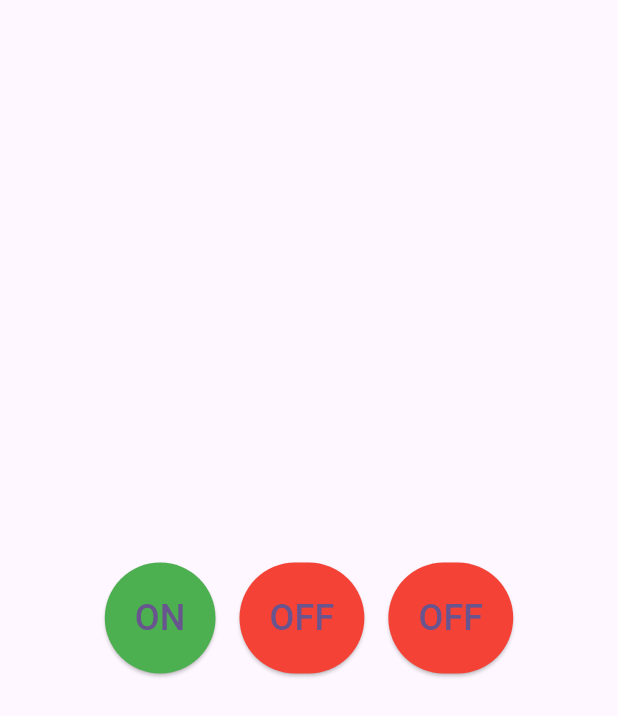
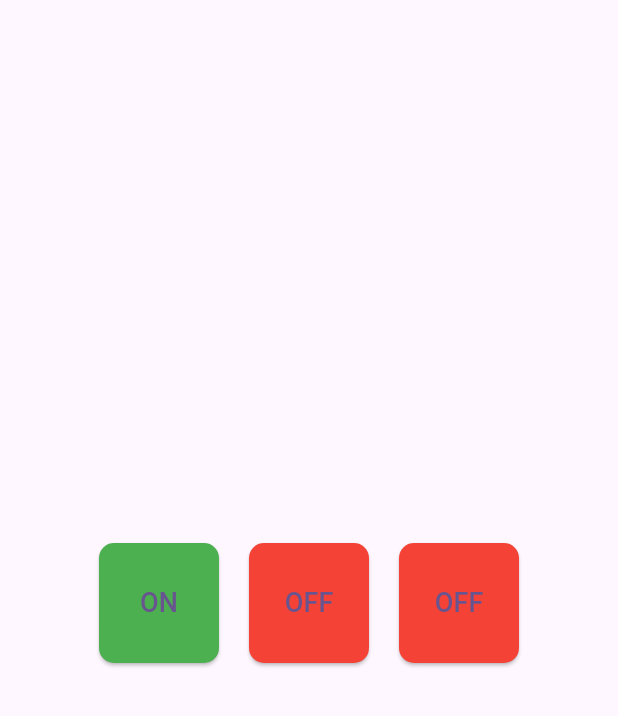
Before and after one commit to quan27102002/openday, a Flutter app: the HomePage screen opened directly, after a tap on "OFF", on a phone screen of 412 x 824 dp. Shown: the top 716 px of the screen. Run offline on Flutter 3.47's test engine with Material 3 defaults, Android fonts, the phone set to English and light mode, and no system bars; our stand-ins replace firebase_core, firebase_database; missing offline and left inert: alan_voice; accounts and stored records are empty; statements that could not run were skipped.

Commit message:
up load new code

```diff
--- a/lib/main.dart
+++ b/lib/main.dart
@@ -24,7 +24,7 @@ class MyApp extends StatelessWidget {
         colorScheme: ColorScheme.fromSeed(seedColor: Colors.deepPurple),
         useMaterial3: true,
       ),
-      home: Infomation(),
+      home: const Infomation(),
     );
   }
 }
--- a/lib/screen/led.dart
+++ b/lib/screen/led.dart
@@ -1,3 +1,4 @@
+import 'package:alan_voice/alan_voice.dart';
 import 'package:flutter/material.dart';
 
 import '../widget/manage_led.dart';
@@ -19,6 +20,37 @@ class HomePage extends StatefulWidget {
 
 class _HomePageState extends State<HomePage> {
   @override
+  void initState() {
+    super.initState();
+    _initAlnan();
+  }
+
+  void _initAlnan() {
+    AlanVoice.addButton(
+        "12ac213e11efe0e0d181b40f0bad9f832e956eca572e1d8b807a3e2338fdd0dc/stage",
+        buttonAlign: AlanVoice.BUTTON_ALIGN_RIGHT);
+    AlanVoice.onCommand.add((command) {
+      debugPrint("got new command ${command.toString()}");
+      switch (command.data['command']) {
+        case "1":
+          print('1');
+          break;
+        case " 2":
+          print('2');
+          break;
+        case "3":
+          print('3');
+          break;
+        case "4":
+          print('4');
+        case "5":
+          break;
+      }
+      // Handle Alan AI commands here
+    });
+  }
+
+  @override
   Widget build(BuildContext context) {
     return Scaffold(
       body: Center(
@@ -26,19 +58,19 @@ class _HomePageState extends State<HomePage> {
           mainAxisSize: MainAxisSize.min,
           children: [
             Padding(
-              padding: const EdgeInsets.all(8.0),
+              padding: const EdgeInsets.all(10.0),
               child: Setting(
                 path: widget.path1,
               ),
             ),
             Padding(
-              padding: const EdgeInsets.all(8.0),
+              padding: const EdgeInsets.all(10.0),
               child: Setting(
                 path: widget.path2,
               ),
             ),
             Padding(
-              padding: const EdgeInsets.all(8.0),
+              padding: const EdgeInsets.all(10.0),
               child: Setting(
                 path: widget.path3,
               ),
--- a/lib/widget/manage_led.dart
+++ b/lib/widget/manage_led.dart
@@ -1,29 +1,32 @@
 import 'package:flutter/material.dart';
 import 'package:firebase_database/firebase_database.dart';
+import 'package:alan_voice/alan_voice.dart';
 
 class Setting extends StatefulWidget {
-  final String path; // Make 'path' final
+  final String path;
+
   const Setting({
     Key? key,
     required this.path,
-  }) : super(key: key); // Fix the constructor
+  }) : super(key: key);
 
   @override
   State<Setting> createState() => _SettingState();
 }
 
 class _SettingState extends State<Setting> {
-  late final DatabaseReference _databaseReference; // Make it late final
-
-  late bool isSwitchOn;
+  late final DatabaseReference _databaseReference;
+  late final DatabaseReference _databaseReference1;
+  final ValueNotifier<int> selectedLevel = ValueNotifier<int>(1);
+  final ValueNotifier<bool> isSwitchOn = ValueNotifier<bool>(false);
 
   @override
   void initState() {
     super.initState();
-    _databaseReference = FirebaseDatabase.instance
-        .reference()
-        .child(widget.path); // Initialize _databaseReference in initState
-    isSwitchOn = false; // Initialize with a default value
+    _databaseReference =
+        FirebaseDatabase.instance.reference().child("${widget.path}/status");
+    _databaseReference1 =
+        FirebaseDatabase.instance.reference().child("${widget.path}/value");
     _setupStream();
   }
 
@@ -31,29 +34,89 @@ class _SettingState extends State<Setting> {
     _databaseReference.onValue.listen((event) {
       final dynamic data = event.snapshot.value;
       if (data != null && data is bool) {
-        setState(() {
-          isSwitchOn = data;
-        });
+        isSwitchOn.value = data;
+      }
+    });
+
+    _databaseReference1.onValue.listen((event) {
+      final dynamic data = event.snapshot.value;
+      if (data != null && data is int) {
+        selectedLevel.value = data;
       }
     });
   }
 
   void _toggleSwitch() {
-    _databaseReference.set(!isSwitchOn); // Toggle the value in Firebase
+    _databaseReference.set(!isSwitchOn.value);
+  }
+
+  void _showLevelDialog() {
+    showDialog(
+      context: context,
+      builder: (BuildContext context) {
+        return AlertDialog(
+          title: Text('Chọn mức'),
+          content: Column(
+            children: [
+              _buildLevelButton(1),
+              _buildLevelButton(2),
+              _buildLevelButton(3),
+              _buildLevelButton(4),
+              _buildLevelButton(5),
+            ],
+          ),
+        );
+      },
+    );
+  }
+
+  Widget _buildLevelButton(int level) {
+    return ElevatedButton(
+      onPressed: () {
+        _databaseReference1.set(level);
+        Navigator.pop(context); // Close the dialog
+      },
+      style: ElevatedButton.styleFrom(
+        backgroundColor: selectedLevel.value == level
+            ? Colors.green // Highlight the selected level
+            : null,
+      ),
+      child: Text('Level $level'),
+    );
   }
 
   @override
   Widget build(BuildContext context) {
-    return Center(
-      child: ElevatedButton(
-        onPressed: _toggleSwitch,
-        style: ElevatedButton.styleFrom(
-          backgroundColor: isSwitchOn ? Colors.green : Colors.red,
-          padding: const EdgeInsets.all(20.0),
-        ),
-        child: Text(
-          isSwitchOn ? 'ON' : 'OFF',
-          style: const TextStyle(fontSize: 24),
+    return Container(
+      child: GestureDetector(
+        onLongPress: _showLevelDialog,
+        child: Center(
+          child: Column(
+            mainAxisAlignment: MainAxisAlignment.center,
+            children: [
+              ValueListenableBuilder<bool>(
+                valueListenable: isSwitchOn,
+                builder: (context, value, child) {
+                  return ElevatedButton(
+                    onPressed: _toggleSwitch,
+                    style: ElevatedButton.styleFrom(
+                      backgroundColor: value ? Colors.green : Colors.red,
+                      minimumSize: const Size(80, 80),
+                      padding: const EdgeInsets.symmetric(horizontal: 16),
+                      shape: const RoundedRectangleBorder(
+                        borderRadius: BorderRadius.all(Radius.circular(10)),
+                      ),
+                    ),
+                    child: Text(
+                      value ? 'ON' : 'OFF',
+                      style: const TextStyle(fontSize: 18),
+                    ),
+                  );
+                },
+              ),
+              SizedBox(height: 20),
+            ],
+          ),
         ),
       ),
     );
--- a/pubspec.yaml
+++ b/pubspec.yaml
@@ -19,7 +19,7 @@ publish_to: 'none' # Remove this line if you wish to publish to pub.dev
 version: 1.0.0+1
 
 environment:
-  sdk: '>=3.2.2 <4.0.0'
+  sdk: '>=3.0.0 <4.0.0'
 
 # Dependencies specify other packages that your package needs in order to work.
 # To automatically upgrade your package dependencies to the latest versions
@@ -37,6 +37,8 @@ dependencies:
   cupertino_icons: ^1.0.2
   firebase_core: ^2.24.2
   firebase_database: ^10.3.8
+  alan_voice: ^4.4.0
+
 
 
 
```
Also changed, not shown: lib/screen/home.dart (+10 -11 lines), pubspec.lock, 2 other files.
